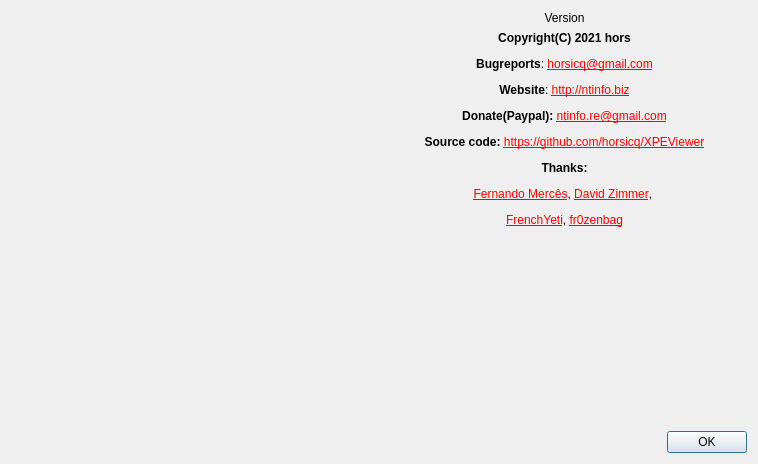
Above: gui_source/dialogabout.ui from horsicq/XMachOViewer before the change. Below: the same form after it.
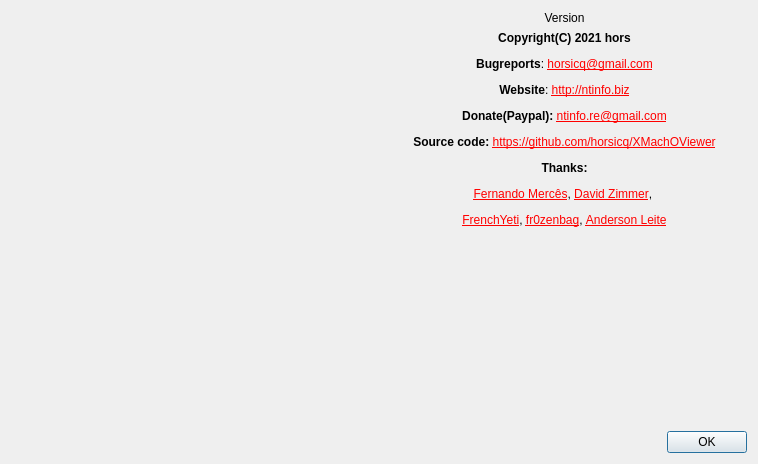
That is the form after the change. Icons and pictures are not drawn.

```diff
--- a/gui_source/dialogabout.ui
+++ b/gui_source/dialogabout.ui
@@ -56,7 +56,7 @@
        <item>
         <widget class="QLabel" name="labelInfo">
          <property name="text">
-          <string notr="true">&lt;html&gt;&lt;head/&gt;&lt;body&gt;&lt;p align=&quot;center&quot;&gt;&lt;span style=&quot; font-weight:600;&quot;&gt;Copyright(C) 2021 hors&lt;/span&gt;&lt;/p&gt;&lt;p align=&quot;center&quot;&gt;&lt;span style=&quot; font-weight:600;&quot;&gt;Bugreports&lt;/span&gt;: &lt;a href=&quot;mailto:horsicq@gmail.com&quot;&gt;&lt;span style=&quot; text-decoration: underline; color:#ff0000;&quot;&gt;horsicq@gmail.com&lt;/span&gt;&lt;/a&gt;&lt;/p&gt;&lt;p align=&quot;center&quot;&gt;&lt;span style=&quot; font-weight:600;&quot;&gt;Website&lt;/span&gt;: &lt;a href=&quot;http://ntinfo.biz&quot;&gt;&lt;span style=&quot; text-decoration: underline; color:#ff0000;&quot;&gt;http://ntinfo.biz&lt;/span&gt;&lt;/a&gt;&lt;/p&gt;&lt;p align=&quot;center&quot;&gt;&lt;span style=&quot; font-weight:600;&quot;&gt;Donate(Paypal): &lt;/span&gt;&lt;a href=&quot;mailto:ntinfo.re@gmail.com&quot;&gt;&lt;span style=&quot; text-decoration: underline; color:#ff0000;&quot;&gt;ntinfo.re@gmail.com&lt;/span&gt;&lt;/a&gt;&lt;/p&gt;&lt;p align=&quot;center&quot;&gt;&lt;span style=&quot; font-weight:600;&quot;&gt;Source code: &lt;/span&gt;&lt;a href=&quot;https://github.com/horsicq/XPEViewer&quot;&gt;&lt;span style=&quot; text-decoration: underline; color:#ff0000;&quot;&gt;https://github.com/horsicq/XPEViewer&lt;/span&gt;&lt;/a&gt;&lt;/p&gt;&lt;p align=&quot;center&quot;&gt;&lt;span style=&quot; font-weight:600;&quot;&gt;Thanks:&lt;/span&gt;&lt;/p&gt;&lt;p align=&quot;center&quot;&gt;&lt;a href=&quot;https://www.mentebinaria.com.br/&quot;&gt;&lt;span style=&quot; text-decoration: underline; color:#ff0000;&quot;&gt;Fernando Mercês&lt;/span&gt;&lt;/a&gt;, &lt;a href=&quot;http://sandsprite.com/&quot;&gt;&lt;span style=&quot; text-decoration: underline; color:#ff0000;&quot;&gt;David Zimmer&lt;/span&gt;&lt;/a&gt;, &lt;/p&gt;&lt;p align=&quot;center&quot;&gt;&lt;a href=&quot;https://twitter.com/frenchyeti&quot;&gt;&lt;span style=&quot; text-decoration: underline; color:#ff0000;&quot;&gt;FrenchYeti&lt;/span&gt;&lt;/a&gt;, &lt;a href=&quot;https://github.com/fr0zenbag&quot;&gt;&lt;span style=&quot; text-decoration: underline; color:#ff0000;&quot;&gt;fr0zenbag&lt;/span&gt;&lt;/a&gt;&lt;/p&gt;&lt;/body&gt;&lt;/html&gt;</string>
+          <string notr="true">&lt;html&gt;&lt;head/&gt;&lt;body&gt;&lt;p align=&quot;center&quot;&gt;&lt;span style=&quot; font-weight:600;&quot;&gt;Copyright(C) 2021 hors&lt;/span&gt;&lt;/p&gt;&lt;p align=&quot;center&quot;&gt;&lt;span style=&quot; font-weight:600;&quot;&gt;Bugreports&lt;/span&gt;: &lt;a href=&quot;mailto:horsicq@gmail.com&quot;&gt;&lt;span style=&quot; text-decoration: underline; color:#ff0000;&quot;&gt;horsicq@gmail.com&lt;/span&gt;&lt;/a&gt;&lt;/p&gt;&lt;p align=&quot;center&quot;&gt;&lt;span style=&quot; font-weight:600;&quot;&gt;Website&lt;/span&gt;: &lt;a href=&quot;http://ntinfo.biz&quot;&gt;&lt;span style=&quot; text-decoration: underline; color:#ff0000;&quot;&gt;http://ntinfo.biz&lt;/span&gt;&lt;/a&gt;&lt;/p&gt;&lt;p align=&quot;center&quot;&gt;&lt;span style=&quot; font-weight:600;&quot;&gt;Donate(Paypal): &lt;/span&gt;&lt;a href=&quot;mailto:ntinfo.re@gmail.com&quot;&gt;&lt;span style=&quot; text-decoration: underline; color:#ff0000;&quot;&gt;ntinfo.re@gmail.com&lt;/span&gt;&lt;/a&gt;&lt;/p&gt;&lt;p align=&quot;center&quot;&gt;&lt;span style=&quot; font-weight:600;&quot;&gt;Source code: &lt;/span&gt;&lt;a href=&quot;https://github.com/horsicq/XMachOViewer&quot;&gt;&lt;span style=&quot; text-decoration: underline; color:#ff0000;&quot;&gt;https://github.com/horsicq/XMachOViewer&lt;/span&gt;&lt;/a&gt;&lt;/p&gt;&lt;p align=&quot;center&quot;&gt;&lt;span style=&quot; font-weight:600;&quot;&gt;Thanks:&lt;/span&gt;&lt;/p&gt;&lt;p align=&quot;center&quot;&gt;&lt;a href=&quot;https://www.mentebinaria.com.br/&quot;&gt;&lt;span style=&quot; text-decoration: underline; color:#ff0000;&quot;&gt;Fernando Mercês&lt;/span&gt;&lt;/a&gt;, &lt;a href=&quot;http://sandsprite.com/&quot;&gt;&lt;span style=&quot; text-decoration: underline; color:#ff0000;&quot;&gt;David Zimmer&lt;/span&gt;&lt;/a&gt;, &lt;/p&gt;&lt;p align=&quot;center&quot;&gt;&lt;a href=&quot;https://twitter.com/frenchyeti&quot;&gt;&lt;span style=&quot; text-decoration: underline; color:#ff0000;&quot;&gt;FrenchYeti&lt;/span&gt;&lt;/a&gt;, &lt;a href=&quot;https://github.com/fr0zenbag&quot;&gt;&lt;span style=&quot; text-decoration: underline; color:#ff0000;&quot;&gt;fr0zenbag&lt;/span&gt;&lt;/a&gt;, &lt;a href=&quot;https://github.com/AandersonL&quot;&gt;&lt;span style=&quot; text-decoration: underline; color:#ff0000;&quot;&gt;Anderson Leite&lt;/span&gt;&lt;/a&gt;&lt;/p&gt;&lt;/body&gt;&lt;/html&gt;</string>
          </property>
          <property name="textFormat">
           <enum>Qt::AutoText</enum>
```
